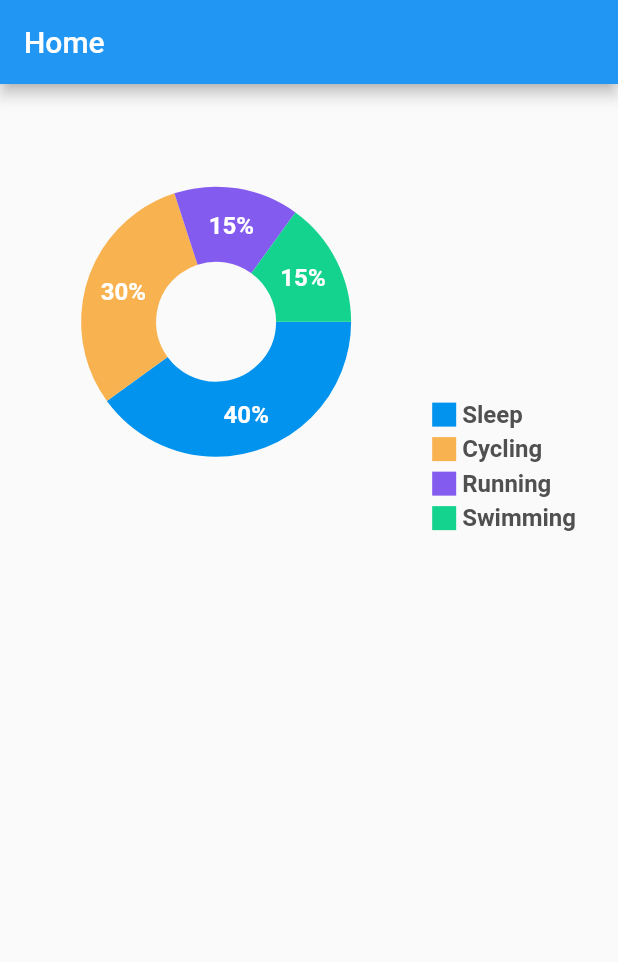
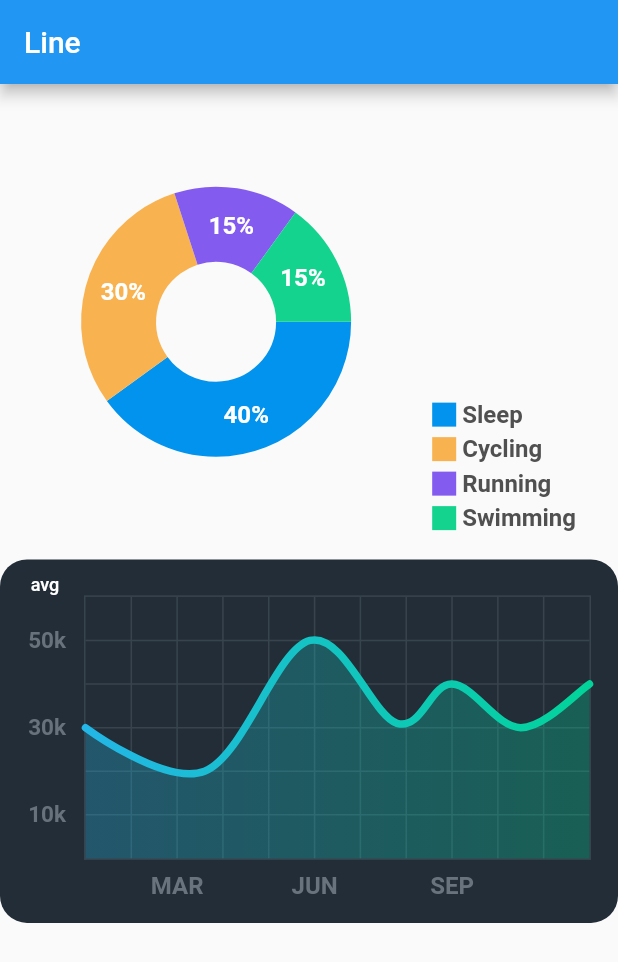
Before and after one commit to patrick-deininger/line, a Flutter app: the screen it shows after launch, on a phone screen of 412 x 824 dp. Shown: the top 962 px of the screen. Run offline on Flutter 3.47's test engine with Material 2 defaults, Android fonts, the phone set to English and light mode, and no system bars; drawn by our look-alikes of fl_chart.

Commit message:
Add risk chart

```diff
--- a/line_client/lib/components/activity_chart.dart
+++ b/line_client/lib/components/activity_chart.dart
@@ -4,10 +4,10 @@ import 'indicator.dart';
 
 class ActivityChart extends StatefulWidget {
   @override
-  State<StatefulWidget> createState() => ActivityChartState();
+  State<StatefulWidget> createState() => _ActivityChartState();
 }
 
-class ActivityChartState extends State {
+class _ActivityChartState extends State<ActivityChart> {
   int touchedIndex = -1;
 
   @override
--- /dev/null
+++ b/line_client/lib/components/risk_chart.dart
@@ -0,0 +1,270 @@
+import 'package:fl_chart/fl_chart.dart';
+import 'package:flutter/material.dart';
+
+class RiskChart extends StatefulWidget {
+  @override
+  _RiskChartState createState() => _RiskChartState();
+}
+
+class _RiskChartState extends State<RiskChart> {
+  List<Color> gradientColors = [
+    const Color(0xff23b6e6),
+    const Color(0xff02d39a),
+  ];
+
+  bool showAvg = false;
+
+  @override
+  Widget build(BuildContext context) {
+    return Stack(
+      children: <Widget>[
+        AspectRatio(
+          aspectRatio: 1.70,
+          child: Container(
+            decoration: const BoxDecoration(
+                borderRadius: BorderRadius.all(
+                  Radius.circular(18),
+                ),
+                color: Color(0xff232d37)),
+            child: Padding(
+              padding: const EdgeInsets.only(
+                  right: 18.0, left: 12.0, top: 24, bottom: 12),
+              child: LineChart(
+                showAvg ? avgData() : mainData(),
+              ),
+            ),
+          ),
+        ),
+        SizedBox(
+          width: 60,
+          height: 34,
+          child: TextButton(
+            onPressed: () {
+              setState(() {
+                showAvg = !showAvg;
+              });
+            },
+            child: Text(
+              'avg',
+              style: TextStyle(
+                  fontSize: 12,
+                  color:
+                      showAvg ? Colors.white.withOpacity(0.5) : Colors.white),
+            ),
+          ),
+        ),
+      ],
+    );
+  }
+
+  LineChartData mainData() {
+    return LineChartData(
+      gridData: FlGridData(
+        show: true,
+        drawVerticalLine: true,
+        getDrawingHorizontalLine: (value) {
+          return FlLine(
+            color: const Color(0xff37434d),
+            strokeWidth: 1,
+          );
+        },
+        getDrawingVerticalLine: (value) {
+          return FlLine(
+            color: const Color(0xff37434d),
+            strokeWidth: 1,
+          );
+        },
+      ),
+      titlesData: FlTitlesData(
+        show: true,
+        rightTitles: SideTitles(showTitles: false),
+        topTitles: SideTitles(showTitles: false),
+        bottomTitles: SideTitles(
+          showTitles: true,
+          reservedSize: 22,
+          interval: 1,
+          getTextStyles: (context, value) => const TextStyle(
+              color: Color(0xff68737d),
+              fontWeight: FontWeight.bold,
+              fontSize: 16),
+          getTitles: (value) {
+            switch (value.toInt()) {
+              case 2:
+                return 'MAR';
+              case 5:
+                return 'JUN';
+              case 8:
+                return 'SEP';
+            }
+            return '';
+          },
+          margin: 8,
+        ),
+        leftTitles: SideTitles(
+          showTitles: true,
+          interval: 1,
+          getTextStyles: (context, value) => const TextStyle(
+            color: Color(0xff67727d),
+            fontWeight: FontWeight.bold,
+            fontSize: 15,
+          ),
+          getTitles: (value) {
+            switch (value.toInt()) {
+              case 1:
+                return '10k';
+              case 3:
+                return '30k';
+              case 5:
+                return '50k';
+            }
+            return '';
+          },
+          reservedSize: 32,
+          margin: 12,
+        ),
+      ),
+      borderData: FlBorderData(
+          show: true,
+          border: Border.all(color: const Color(0xff37434d), width: 1)),
+      minX: 0,
+      maxX: 11,
+      minY: 0,
+      maxY: 6,
+      lineBarsData: [
+        LineChartBarData(
+          spots: [
+            FlSpot(0, 3),
+            FlSpot(2.6, 2),
+            FlSpot(4.9, 5),
+            FlSpot(6.8, 3.1),
+            FlSpot(8, 4),
+            FlSpot(9.5, 3),
+            FlSpot(11, 4),
+          ],
+          isCurved: true,
+          colors: gradientColors,
+          barWidth: 5,
+          isStrokeCapRound: true,
+          dotData: FlDotData(
+            show: false,
+          ),
+          belowBarData: BarAreaData(
+            show: true,
+            colors:
+                gradientColors.map((color) => color.withOpacity(0.3)).toList(),
+          ),
+        ),
+      ],
+    );
+  }
+
+  LineChartData avgData() {
+    return LineChartData(
+      lineTouchData: LineTouchData(enabled: false),
+      gridData: FlGridData(
+        show: true,
+        drawHorizontalLine: true,
+        getDrawingVerticalLine: (value) {
+          return FlLine(
+            color: const Color(0xff37434d),
+            strokeWidth: 1,
+          );
+        },
+        getDrawingHorizontalLine: (value) {
+          return FlLine(
+            color: const Color(0xff37434d),
+            strokeWidth: 1,
+          );
+        },
+      ),
+      titlesData: FlTitlesData(
+        show: true,
+        bottomTitles: SideTitles(
+          showTitles: true,
+          reservedSize: 22,
+          getTextStyles: (context, value) => const TextStyle(
+              color: Color(0xff68737d),
+              fontWeight: FontWeight.bold,
+              fontSize: 16),
+          getTitles: (value) {
+            switch (value.toInt()) {
+              case 2:
+                return 'MAR';
+              case 5:
+                return 'JUN';
+              case 8:
+                return 'SEP';
+            }
+            return '';
+          },
+          margin: 8,
+          interval: 1,
+        ),
+        leftTitles: SideTitles(
+          showTitles: true,
+          getTextStyles: (context, value) => const TextStyle(
+            color: Color(0xff67727d),
+            fontWeight: FontWeight.bold,
+            fontSize: 15,
+          ),
+          getTitles: (value) {
+            switch (value.toInt()) {
+              case 1:
+                return '10k';
+              case 3:
+                return '30k';
+              case 5:
+                return '50k';
+            }
+            return '';
+          },
+          reservedSize: 32,
+          interval: 1,
+          margin: 12,
+        ),
+        topTitles: SideTitles(showTitles: false),
+        rightTitles: SideTitles(showTitles: false),
+      ),
+      borderData: FlBorderData(
+          show: true,
+          border: Border.all(color: const Color(0xff37434d), width: 1)),
+      minX: 0,
+      maxX: 11,
+      minY: 0,
+      maxY: 6,
+      lineBarsData: [
+        LineChartBarData(
+          spots: [
+            FlSpot(0, 3.44),
+            FlSpot(2.6, 3.44),
+            FlSpot(4.9, 3.44),
+            FlSpot(6.8, 3.44),
+            FlSpot(8, 3.44),
+            FlSpot(9.5, 3.44),
+            FlSpot(11, 3.44),
+          ],
+          isCurved: true,
+          colors: [
+            ColorTween(begin: gradientColors[0], end: gradientColors[1])
+                .lerp(0.2)!,
+            ColorTween(begin: gradientColors[0], end: gradientColors[1])
+                .lerp(0.2)!,
+          ],
+          barWidth: 5,
+          isStrokeCapRound: true,
+          dotData: FlDotData(
+            show: false,
+          ),
+          belowBarData: BarAreaData(show: true, colors: [
+            ColorTween(begin: gradientColors[0], end: gradientColors[1])
+                .lerp(0.2)!
+                .withOpacity(0.1),
+            ColorTween(begin: gradientColors[0], end: gradientColors[1])
+                .lerp(0.2)!
+                .withOpacity(0.1),
+          ]),
+        ),
+      ],
+    );
+  }
+}
--- a/line_client/lib/pages/home.dart
+++ b/line_client/lib/pages/home.dart
@@ -1,5 +1,6 @@
 import 'package:flutter/material.dart';
 import 'package:line_client/components/activity_chart.dart';
+import 'package:line_client/components/risk_chart.dart';
 
 class HomePage extends StatefulWidget {
   @override
@@ -11,12 +12,13 @@ class _HomePageState extends State<HomePage> {
   Widget build(BuildContext context) {
     return Scaffold(
       appBar: AppBar(
-        title: Text("Home"),
+        title: Text("Line"),
       ),
       body: Center(
         child: Column(
           children: <Widget>[
             ActivityChart(),
+            RiskChart(),
           ],
         ),
       ),
```
